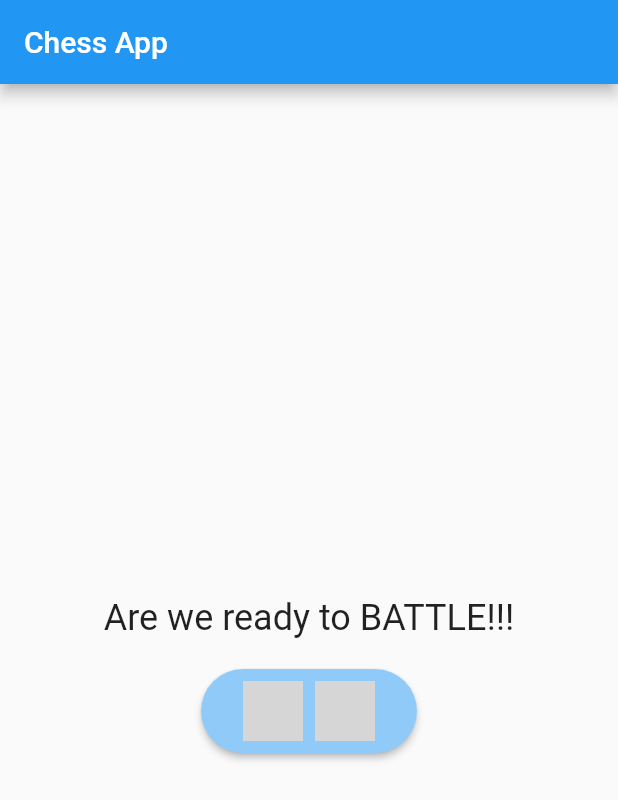
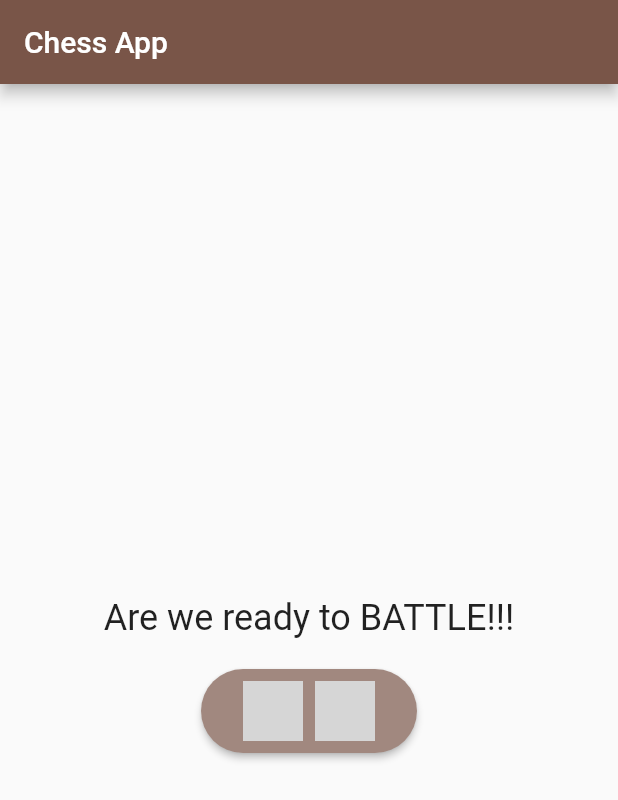
Before and after one commit to amitdash291/flutter_chess_app, a Flutter app: the screen it shows after launch, on a phone screen of 412 x 824 dp. Shown: the top 800 px of the screen. Run offline on Flutter 3.47's test engine with Material 2 defaults, Android fonts, the phone set to English and light mode, and no system bars; missing offline and left inert: chess_vectors_flutter, flutter_chess_board; grey boxes are pictures that could not be loaded.

Commit message:
Changed theme colors

```diff
--- a/lib/main.dart
+++ b/lib/main.dart
@@ -1,8 +1,9 @@
 import 'dart:math';
 
-import 'package:chess_app/views/chessBoardView.dart';
+import 'package:chess_app/views/chess_board_view.dart';
 import 'package:chess_vectors_flutter/chess_vectors_flutter.dart';
 import 'package:flutter/material.dart';
+
 void main() => runApp(MyApp());
 
 class MyApp extends StatelessWidget {
@@ -21,7 +22,7 @@ class MyApp extends StatelessWidget {
         // or simply save your changes to "hot reload" in a Flutter IDE).
         // Notice that the counter didn't reset back to zero; the application
         // is not restarted.
-        primarySwatch: Colors.blue,
+        primarySwatch: Colors.brown,
       ),
       home: MyHomePage(title: 'Chess App'),
     );
@@ -90,12 +91,13 @@ class _MyHomePageState extends State<MyHomePage> {
                   MaterialPageRoute(builder: (context) => ChessBoardView()),
                 );
               },
-                color: Colors.blue[200],
-                splashColor: Colors.blue[800],
+              textColor: Colors.black,
+              color: Colors.brown[300],
+              splashColor: Colors.brown[800],
               shape: const StadiumBorder(),
               child: Padding(
-                  padding: const EdgeInsets.symmetric(
-                      vertical: 8.0, horizontal: 12.0),
+                padding:
+                    const EdgeInsets.symmetric(vertical: 8.0, horizontal: 12.0),
                 child: Row(
                   mainAxisSize: MainAxisSize.min,
                   children: [
@@ -107,7 +109,8 @@ class _MyHomePageState extends State<MyHomePage> {
                     BlackKnight(size: 40.0)
                   ],
                 ),
-                ))
+              ),
+            )
           ],
         ),
       ),
--- a/lib/views/chessBoardView.dart
+++ b/lib/views/chess_board_view.dart
@@ -6,7 +6,7 @@ class ChessBoardView extends StatelessWidget {
   @override
   Widget build(BuildContext context) {
     return Scaffold(
-//        backgroundColor: Colors.yellow[100],
+        backgroundColor: Colors.brown[300],
         body: Center(
       child: Padding(
         padding: const EdgeInsets.all(10.0),
```
Lines whose indentation alone changed are shown as unchanged.
